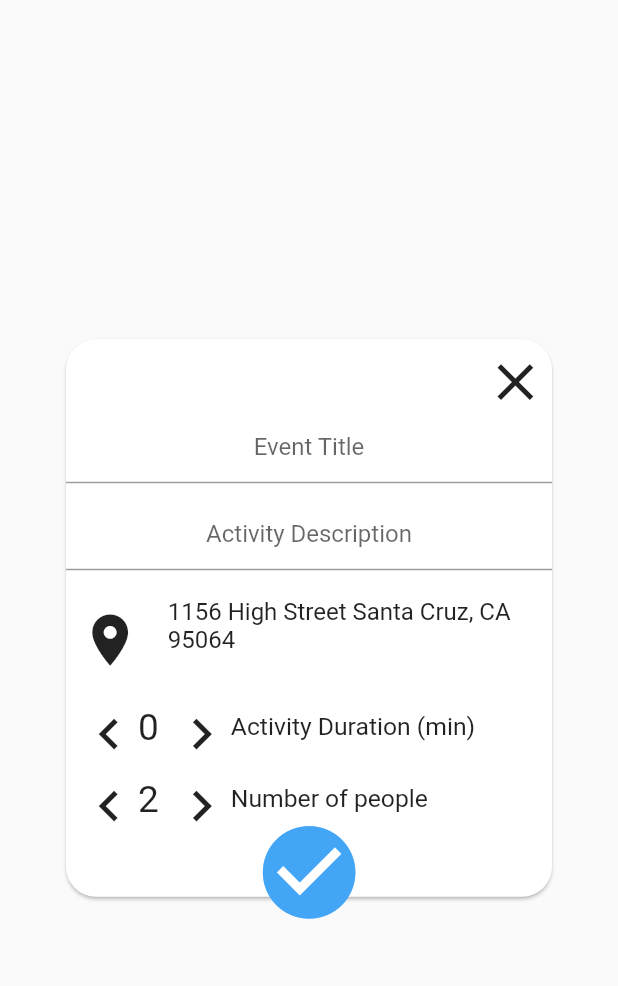
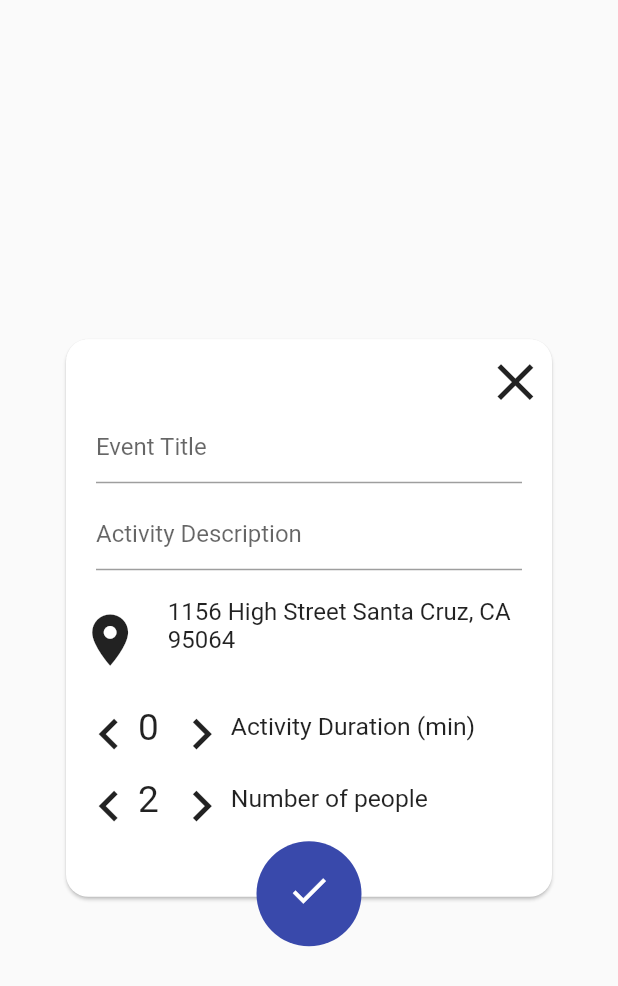
Before and after one commit to DhiKrishna399/OnDot, a Flutter app: the CreateEventCard widget shown alone on an empty page, opened directly, on a phone screen of 412 x 824 dp. Shown: the top 986 px of the screen. Run offline on Flutter 3.47's test engine with Material 2 defaults, Android fonts, the phone set to English and light mode, and no system bars; drawn by our look-alikes of auto_size_text; our stand-ins replace flutter_spinkit, flutter_swiper, geolocator, google_maps_flutter; missing offline and left inert: animated_size_and_fade, dart:ffi.

Commit message:
squeaky clean

```diff
--- a/project_q/lib/widgets/event_widgets/create_event_card.dart
+++ b/project_q/lib/widgets/event_widgets/create_event_card.dart
@@ -18,28 +18,33 @@ class CreateEventCard extends StatefulWidget {
 
 class _CreateEventCardState extends State<CreateEventCard> {
   final _form = GlobalKey<FormState>();
-  var _editedEvent = Event(
+
+  var _isInit;
+  var _editedEvent;
+  var _initValues;
+
+  @override
+  void initState() {
+    _editedEvent = Event(
       title: '',
       description: '',
       id: null,
     );
-  var _initValues = {
+    _initValues = {
       'title': '',
       'description': '',
     };
-  var _isInit = true;
 
-  @override
-  void initState() {
+    _isInit = true;
     super.initState();
   }
 
   void didChangeDependencies() {
     if (_isInit) {
-      final productId = ModalRoute.of(context).settings.arguments as String;
-      if (productId != null) {
+      final eventId = ModalRoute.of(context).settings.arguments as String;
+      if (eventId != null) {
         _editedEvent =
-            Provider.of<Events>(context, listen: false).findById(productId);
+            Provider.of<Events>(context, listen: false).findById(eventId);
         _initValues = {
           'title': _editedEvent.title,
           'description': _editedEvent.description,
@@ -72,8 +77,7 @@ class _CreateEventCardState extends State<CreateEventCard> {
         padding: const EdgeInsets.symmetric(horizontal: 40),
         child: Card(
           shape:
-              RoundedRectangleBorder(borderRadius: BorderRadius.circular(20.0)),
-          //color: Colors.red[300],
+              RoundedRectangleBorder(borderRadius: BorderRadius.circular(15.0)),
           child: Stack(
             overflow: Overflow.visible,
             children: [
@@ -82,7 +86,6 @@ class _CreateEventCardState extends State<CreateEventCard> {
                 children: [
                   Align(
                     alignment: Alignment.topRight,
-
                     child: Padding(
                       padding: const EdgeInsets.only(right: 5.0),
                       child: IconButton(
@@ -98,16 +101,18 @@ class _CreateEventCardState extends State<CreateEventCard> {
                   ),
                   Form(
                       key: _form,
-                    child: Container(
-                      //color: Colors.greenAccent,
+                      child: Column(
+                        children: [
+                          Container(
                             padding: const EdgeInsets.only(bottom: 10),
+                            margin: EdgeInsets.symmetric(horizontal: 20),
                             child: TextFormField(
                               initialValue: _initValues['title'],
                               inputFormatters: [
                                 new LengthLimitingTextInputFormatter(50)
                               ],
                               keyboardType: TextInputType.emailAddress,
-                        textAlign: TextAlign.center,
+                              textAlign: TextAlign.left,
                               textInputAction: TextInputAction.next,
                               decoration: InputDecoration(
                                 hintText: "Event Title",
@@ -127,18 +132,17 @@ class _CreateEventCardState extends State<CreateEventCard> {
                               },
                             ),
                           ),
-                  ),
                           Container(
                             padding: const EdgeInsets.only(bottom: 15.0),
                             height: SizeConfig.screenHeight * 0.08,
-                    //color: Colors.yellow,
+                            margin: EdgeInsets.symmetric(horizontal: 20),
                             child: TextFormField(
                               initialValue: _initValues['description'],
                               inputFormatters: [
                                 new LengthLimitingTextInputFormatter(150)
                               ],
                               keyboardType: TextInputType.multiline,
-                      textAlign: TextAlign.center,
+                              textAlign: TextAlign.left,
                               decoration: InputDecoration(
                                 hintText: "Activity Description",
                               ),
@@ -157,6 +161,8 @@ class _CreateEventCardState extends State<CreateEventCard> {
                               },
                             ),
                           ),
+                        ],
+                      )),
                   Padding(
                     padding: const EdgeInsets.only(bottom: 5.0),
                     child: NewEventLocationText(),
@@ -171,8 +177,6 @@ class _CreateEventCardState extends State<CreateEventCard> {
                         maxLines: 1,
                         style:
                             TextStyle(fontSize: SizeConfig.screenWidth * 0.04),
-                        // minFontSize: 5,
-                        // stepGranularity: 3,
                         overflow: TextOverflow.ellipsis,
                       ),
                     ],
@@ -191,22 +195,30 @@ class _CreateEventCardState extends State<CreateEventCard> {
                       ),
                     ],
                   ),
-                  SizedBox(height: SizeConfig.screenHeight * 0.05,),
+                  SizedBox(
+                    height: SizeConfig.screenHeight * 0.05,
+                  ),
                 ],
               ),
               Positioned(
+                child: GestureDetector(
+                  onTap: () {
+                    _saveForm();
+                  },
                   child: Container(
                     padding: const EdgeInsets.only(bottom: 5.0),
-                  child: IconButton(
-                    iconSize: SizeConfig.screenHeight * 0.09,
-                    icon: Icon(Icons.check_circle),
-                    color: Colors.blue[400],
-                    onPressed: _saveForm,
+                    height: 70,
+                    width: 70,
+                    decoration: BoxDecoration(
+                        shape: BoxShape.circle, color: Colors.indigo[600]),
+                    child: Center(
+                      child: Icon(Icons.check, color: Colors.white, size: 30),
+                    ),
                   ),
                 ),
                 right: 0,
                 left: 0,
-                bottom: -34,
+                bottom: -33,
               ),
             ],
           ),
```
Also changed, not shown: 2 other files. Lines whose indentation alone changed are shown as unchanged.
